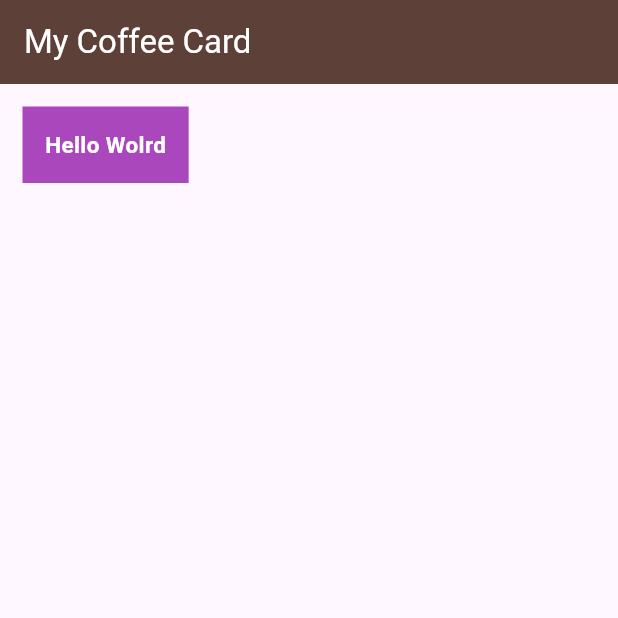
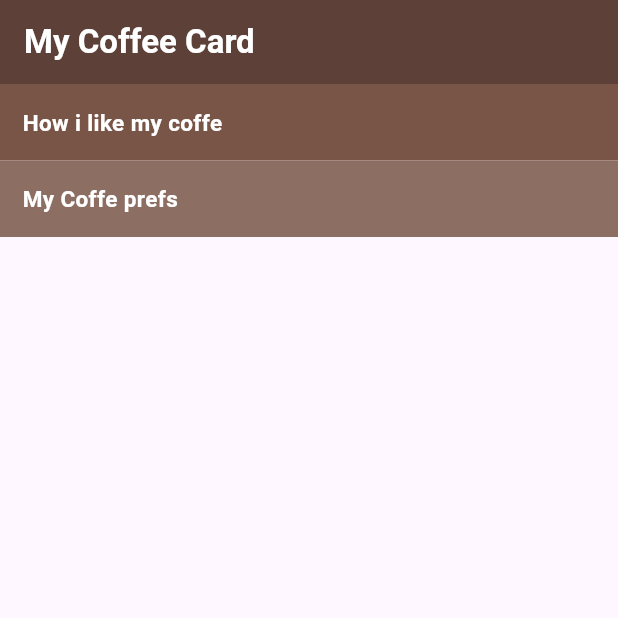
Before and after one commit to Salahudin-cloud/flutter-crash-course, a Flutter app: the screen it shows after launch, on a phone screen of 412 x 824 dp, the top half of it. Run offline on Flutter 3.47's test engine with Material 3 defaults, Android fonts, the phone set to English and light mode, and no system bars.

Commit message:
learn column

```diff
--- a/lib/home.dart
+++ b/lib/home.dart
@@ -9,19 +9,38 @@ class Home extends StatelessWidget {
         appBar: AppBar(
             title: const Text(
               "My Coffee Card",
-            style: TextStyle(color: Colors.white),
+              style:
+                  TextStyle(color: Colors.white, fontWeight: FontWeight.bold),
             ),
             backgroundColor: Colors.brown[700]),
-      body: Container(
-        color: Colors.purple[400],
+        body: Column(
+          crossAxisAlignment: CrossAxisAlignment.stretch,
+          children: [
+            Container(
+              width: 200,
+              color: Colors.brown[500],
               padding: const EdgeInsets.all(15),
-        margin: const EdgeInsets.fromLTRB(15, 15, 0, 0),
               child: const Text(
-          "Hello Wolrd",
+                "How i like my coffe",
                 style: TextStyle(
-              color: Colors.white, fontSize: 15, fontWeight: FontWeight.bold),
+                    color: Colors.white,
+                    fontSize: 15,
+                    fontWeight: FontWeight.bold),
               ),
             ),
-    );
+            Container(
+              width: 150,
+              color: Colors.brown[400],
+              padding: const EdgeInsets.all(15),
+              child: const Text(
+                "My Coffe prefs",
+                style: TextStyle(
+                    color: Colors.white,
+                    fontSize: 15,
+                    fontWeight: FontWeight.bold),
+              ),
+            ),
+          ],
+        ));
   }
 }
```
Also changed, not shown: lib/main.dart (+50 -0 lines). Lines whose indentation alone changed are shown as unchanged.
